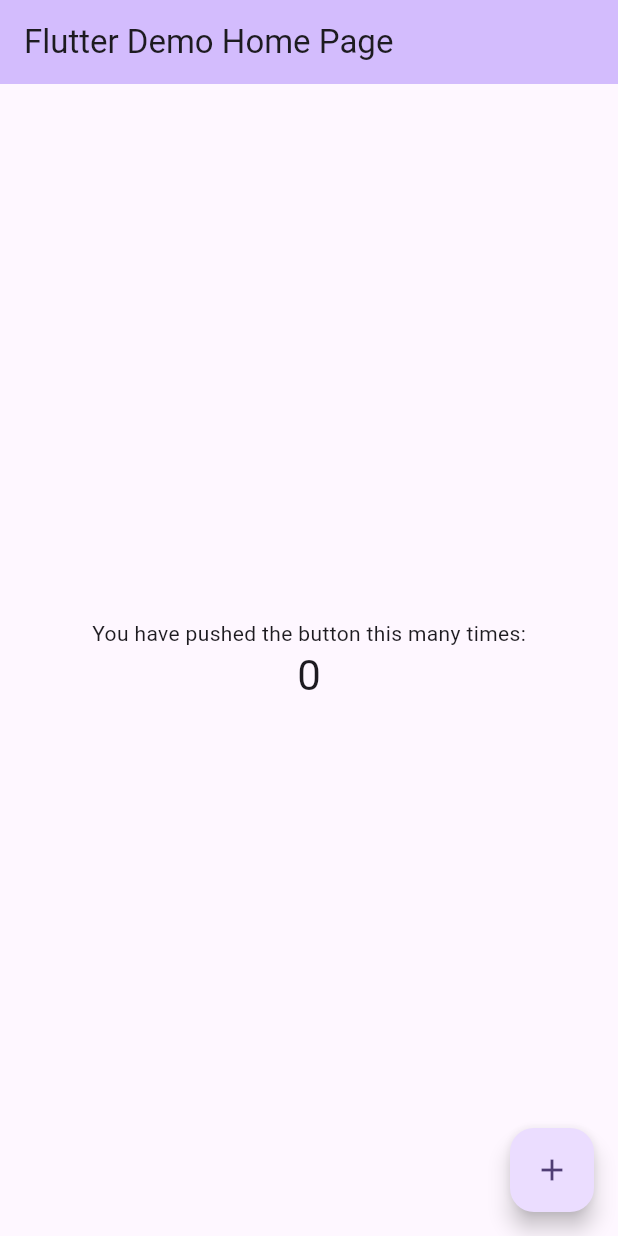
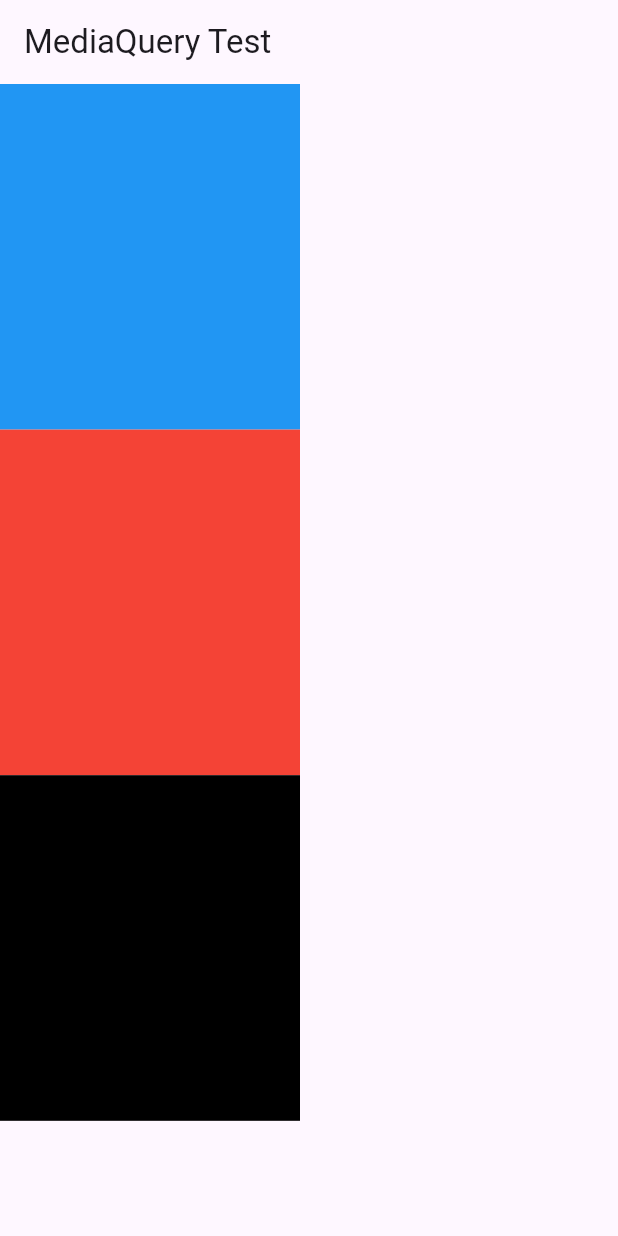
Before and after one commit to OmarGamalDev/responsive_and_adaptive_ui, a Flutter app: the screen it shows after launch, on a phone screen of 412 x 824 dp. Run offline on Flutter 3.47's test engine with Material 3 defaults, Android fonts, the phone set to English and light mode, and no system bars.

Commit message:
MediaQueryTest

```diff
--- a/lib/main.dart
+++ b/lib/main.dart
@@ -1,4 +1,5 @@
 import 'package:flutter/material.dart';
+import 'package:responsive_and_adaptive_ui/widgets/media_query_test.dart';
 
 void main() {
   runApp(const MyApp());
@@ -9,113 +10,6 @@ class MyApp extends StatelessWidget {
 
   @override
   Widget build(BuildContext context) {
-    return MaterialApp(
-      title: 'Flutter Demo',
-      theme: ThemeData(
-        // This is the theme of your application.
-        //
-        // TRY THIS: Try running your application with "flutter run". You'll see
-        // the application has a purple toolbar. Then, without quitting the app,
-        // try changing the seedColor in the colorScheme below to Colors.green
-        // and then invoke "hot reload" (save your changes or press the "hot
-        // reload" button in a Flutter-supported IDE, or press "r" if you used
-        // the command line to start the app).
-        //
-        // Notice that the counter didn't reset back to zero; the application
-        // state is not lost during the reload. To reset the state, use hot
-        // restart instead.
-        //
-        // This works for code too, not just values: Most code changes can be
-        // tested with just a hot reload.
-        colorScheme: ColorScheme.fromSeed(seedColor: Colors.deepPurple),
-      ),
-      home: const MyHomePage(title: 'Flutter Demo Home Page'),
-    );
+    return MaterialApp(home: MediaQueryTest());
   }
 }
-
-class MyHomePage extends StatefulWidget {
-  const MyHomePage({super.key, required this.title});
-
-  // This widget is the home page of your application. It is stateful, meaning
-  // that it has a State object (defined below) that contains fields that affect
-  // how it looks.
-
-  // This class is the configuration for the state. It holds the values (in this
-  // case the title) provided by the parent (in this case the App widget) and
-  // used by the build method of the State. Fields in a Widget subclass are
-  // always marked "final".
-
-  final String title;
-
-  @override
-  State<MyHomePage> createState() => _MyHomePageState();
-}
-
-class _MyHomePageState extends State<MyHomePage> {
-  int _counter = 0;
-
-  void _incrementCounter() {
-    setState(() {
-      // This call to setState tells the Flutter framework that something has
-      // changed in this State, which causes it to rerun the build method below
-      // so that the display can reflect the updated values. If we changed
-      // _counter without calling setState(), then the build method would not be
-      // called again, and so nothing would appear to happen.
-      _counter++;
-    });
-  }
-
-  @override
-  Widget build(BuildContext context) {
-    // This method is rerun every time setState is called, for instance as done
-    // by the _incrementCounter method above.
-    //
-    // The Flutter framework has been optimized to make rerunning build methods
-    // fast, so that you can just rebuild anything that needs updating rather
-    // than having to individually change instances of widgets.
-    return Scaffold(
-      appBar: AppBar(
-        // TRY THIS: Try changing the color here to a specific color (to
-        // Colors.amber, perhaps?) and trigger a hot reload to see the AppBar
-        // change color while the other colors stay the same.
-        backgroundColor: Theme.of(context).colorScheme.inversePrimary,
-        // Here we take the value from the MyHomePage object that was created by
-        // the App.build method, and use it to set our appbar title.
-        title: Text(widget.title),
-      ),
-      body: Center(
-        // Center is a layout widget. It takes a single child and positions it
-        // in the middle of the parent.
-        child: Column(
-          // Column is also a layout widget. It takes a list of children and
-          // arranges them vertically. By default, it sizes itself to fit its
-          // children horizontally, and tries to be as tall as its parent.
-          //
-          // Column has various properties to control how it sizes itself and
-          // how it positions its children. Here we use mainAxisAlignment to
-          // center the children vertically; the main axis here is the vertical
-          // axis because Columns are vertical (the cross axis would be
-          // horizontal).
-          //
-          // TRY THIS: Invoke "debug painting" (choose the "Toggle Debug Paint"
-          // action in the IDE, or press "p" in the console), to see the
-          // wireframe for each widget.
-          mainAxisAlignment: MainAxisAlignment.center,
-          children: <Widget>[
-            const Text('You have pushed the button this many times:'),
-            Text(
-              '$_counter',
-              style: Theme.of(context).textTheme.headlineMedium,
-            ),
-          ],
-        ),
-      ),
-      floatingActionButton: FloatingActionButton(
-        onPressed: _incrementCounter,
-        tooltip: 'Increment',
-        child: const Icon(Icons.add),
-      ), // This trailing comma makes auto-formatting nicer for build methods.
-    );
-  }
-}
--- /dev/null
+++ b/lib/widgets/media_query_test.dart
@@ -0,0 +1,35 @@
+import 'package:flutter/material.dart';
+
+class MediaQueryTest extends StatelessWidget {
+  const MediaQueryTest({super.key});
+
+  @override
+  Widget build(BuildContext context) {
+    var screenHeight = MediaQuery.of(context).size.height;
+    var appBar = AppBar(title: const Text('MediaQuery Test'));
+    var statusBarHeight = MediaQuery.of(context).padding.top;
+    var availableHeight = screenHeight - appBar.preferredSize.height - statusBarHeight;
+    return Scaffold(
+      appBar: appBar,
+      body: Column(
+        children: [
+          Container(
+            color: Colors.blue,
+            width: 200,
+            height: availableHeight * 0.3,
+          ),
+          Container(
+            color: Colors.red,
+            width: 200,
+            height: availableHeight * 0.3,
+          ),
+          Container(
+            color: Colors.black,
+            width: 200,
+            height: availableHeight * 0.3,
+          ),
+        ],
+      ),
+    );
+  }
+}
```
